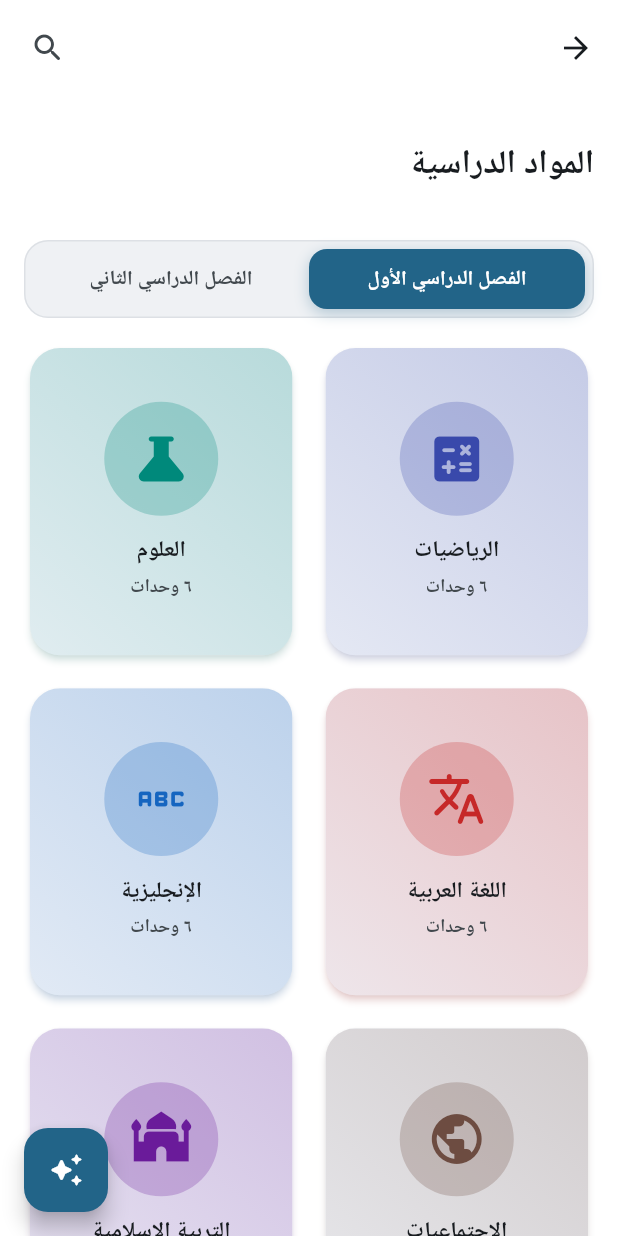
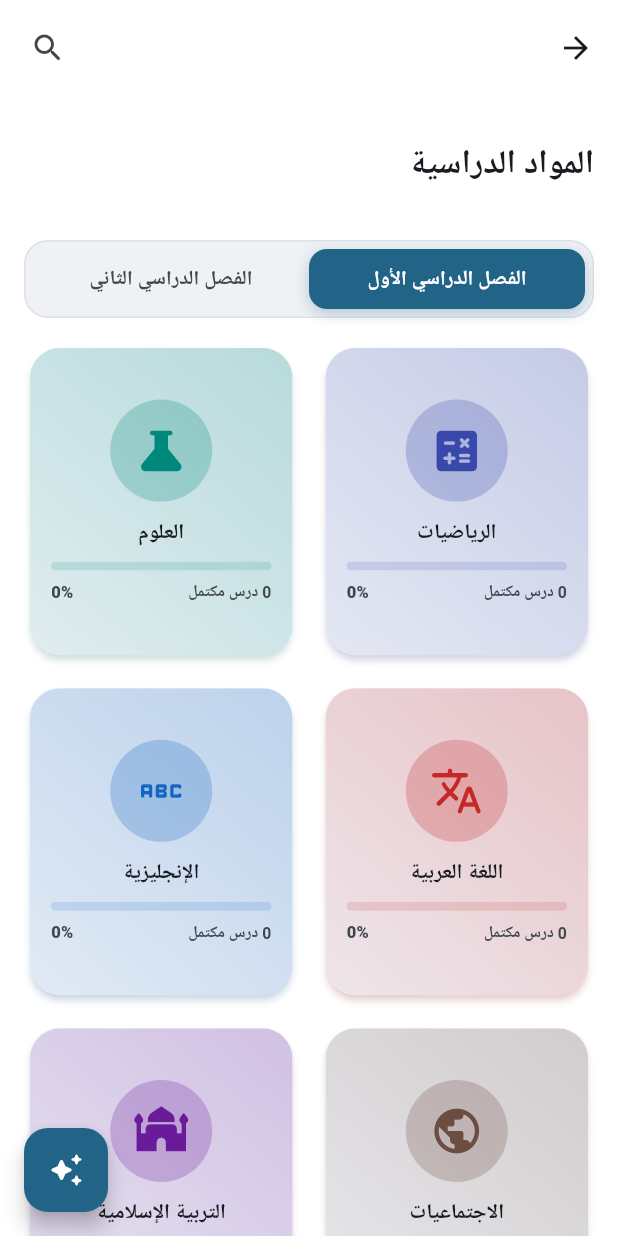
Before and after one commit to saaaqqw/smartschool, a Flutter app: the SubjectsScreen screen opened directly, on a phone screen of 412 x 824 dp. Run offline on Flutter 3.47's test engine with Material 3 defaults, Android fonts, the phone set to English and light mode, and no system bars; our stand-ins replace app_links, cached_network_image, cloud_firestore, firebase_auth, firebase_core, firebase_messaging and 6 more; accounts and stored records are empty; network calls fail; Roboto replaces fonts that are missing (Tajawal).

Commit message:
feat: real progress bars on subject cards + FCM push notifications

```diff
--- a/lib/screens/auth/login_screen.dart
+++ b/lib/screens/auth/login_screen.dart
@@ -9,6 +9,7 @@ import '../../core/stores/study_timer_store.dart';
 import '../shell/main_navigation_screen.dart';
 import 'profile_editor_screen.dart';
 import 'register_screen.dart';
+import '../../services/fcm_service.dart';
 
 class LoginScreen extends StatefulWidget {
   const LoginScreen({super.key, this.showVerificationMessage = false});
@@ -201,6 +202,7 @@ class _LoginScreenState extends State<LoginScreen> {
       // ── تهيئة Firebase بعد تسجيل الدخول ───────────────────────
       FirebaseSyncService.initializeAllSubjects().ignore();
       FirebaseSyncService.initializeUserProgress(uid).ignore();
+      FcmService.saveToken(uid).ignore();
 
       // استعادة حالة المؤقت من آخر جلسة
       try {
--- a/lib/screens/subjects/subjects_screen.dart
+++ b/lib/screens/subjects/subjects_screen.dart
@@ -1,8 +1,10 @@
+import 'package:cloud_firestore/cloud_firestore.dart';
 import 'package:flutter/material.dart';
 import 'package:google_fonts/google_fonts.dart';
 
 import '../../core/stores/user_profile_store.dart';
 import '../../data/subject_curriculum.dart';
+import '../../services/firebase_sync_service.dart';
 import 'subject_units_screen.dart';
 import '../chat/chat_screen.dart';
 
@@ -159,6 +161,9 @@ class _SubjectCardState extends State<_SubjectCard> {
   Widget build(BuildContext context) {
     final subject = widget.subject;
     final scheme = Theme.of(context).colorScheme;
+    final uid = userProfileNotifier.value.uid;
+    final semester = userProfileNotifier.value.semester;
+    final progressDocId = FirebaseSyncService.getProgressDocId(subject.title, semester: semester);
 
     return Material(
       color: Colors.transparent,
@@ -188,8 +193,38 @@ class _SubjectCardState extends State<_SubjectCard> {
                   ],
                 ),
               ),
-              child: Padding(
-                padding: const EdgeInsets.all(16),
+              child: StreamBuilder<DocumentSnapshot>(
+                stream: uid.isEmpty
+                    ? const Stream.empty()
+                    : FirebaseFirestore.instance
+                        .collection('users')
+                        .doc(uid)
+                        .collection('progress')
+                        .doc(progressDocId)
+                        .snapshots(),
+                builder: (context, snapshot) {
+                  double progress = 0.0;
+                  int completedLessons = 0;
+
+                  if (snapshot.hasData && snapshot.data!.exists) {
+                    final data = snapshot.data!.data() as Map<String, dynamic>?;
+                    if (data != null) {
+                      completedLessons = (data['totalLessonsCompleted'] as num?)?.toInt() ?? 0;
+                      final unitProgressMap = data['unitProgress'] as Map<String, dynamic>? ?? {};
+                      if (unitProgressMap.isNotEmpty) {
+                        double total = 0;
+                        for (final v in unitProgressMap.values) {
+                          total += (v as num).toDouble();
+                        }
+                        progress = (total / 6).clamp(0.0, 1.0);
+                      }
+                    }
+                  }
+
+                  final pct = (progress * 100).toInt();
+
+                  return Padding(
+                    padding: const EdgeInsets.all(14),
                     child: Column(
                       mainAxisAlignment: MainAxisAlignment.center,
                       children: [
@@ -199,39 +234,65 @@ class _SubjectCardState extends State<_SubjectCard> {
                             color: subject.color.withValues(alpha: 0.25),
                             shape: const CircleBorder(),
                             child: Padding(
-                          padding: const EdgeInsets.all(18),
+                              padding: const EdgeInsets.all(16),
                               child: Icon(
                                 subject.icon,
-                            size: 40,
+                                size: 36,
                                 color: subject.color,
                               ),
                             ),
                           ),
                         ),
-                    const SizedBox(height: 14),
+                        const SizedBox(height: 12),
                         Text(
                           subject.title,
                           textAlign: TextAlign.center,
                           maxLines: 2,
                           overflow: TextOverflow.ellipsis,
                           style: GoogleFonts.tajawal(
-                        fontSize: 15,
+                            fontSize: 14,
                             fontWeight: FontWeight.w800,
                             color: scheme.onSurface,
                             height: 1.25,
                           ),
                         ),
+                        const SizedBox(height: 10),
+                        // ── شريط التقدم الحقيقي ──────────────────────
+                        ClipRRect(
+                          borderRadius: BorderRadius.circular(8),
+                          child: LinearProgressIndicator(
+                            value: progress,
+                            minHeight: 6,
+                            backgroundColor: subject.color.withValues(alpha: 0.15),
+                            valueColor: AlwaysStoppedAnimation<Color>(subject.color),
+                          ),
+                        ),
                         const SizedBox(height: 6),
+                        Row(
+                          mainAxisAlignment: MainAxisAlignment.spaceBetween,
+                          children: [
                             Text(
-                      '٦ وحدات',
+                              '$completedLessons درس مكتمل',
                               style: GoogleFonts.tajawal(
-                        fontSize: 12,
+                                fontSize: 10.5,
                                 fontWeight: FontWeight.w600,
                                 color: scheme.onSurfaceVariant,
                               ),
                             ),
+                            Text(
+                              '$pct%',
+                              style: GoogleFonts.tajawal(
+                                fontSize: 11,
+                                fontWeight: FontWeight.w900,
+                                color: pct > 0 ? subject.color : scheme.onSurfaceVariant,
+                              ),
+                            ),
                           ],
                         ),
+                      ],
+                    ),
+                  );
+                },
               ),
             ),
           ),
--- a/pubspec.yaml
+++ b/pubspec.yaml
@@ -26,6 +26,7 @@ dependencies:
   http: ^1.6.0
   app_links: ^6.4.1
   url_launcher: ^6.3.1
+  firebase_messaging: ^15.0.0
 
 
 
```
Also changed, not shown: lib/main.dart (+7 -0 lines), lib/services/fcm_service.dart (added, +85 -0 lines), pubspec.lock, 1 other file. Lines whose indentation alone changed are shown as unchanged.
